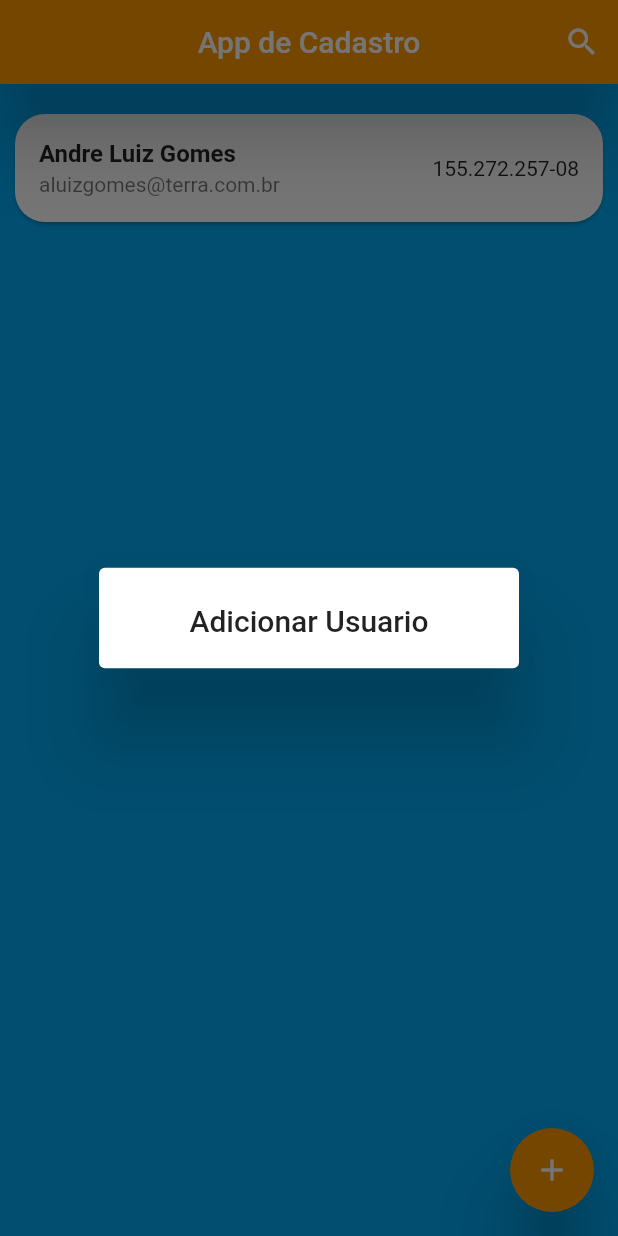
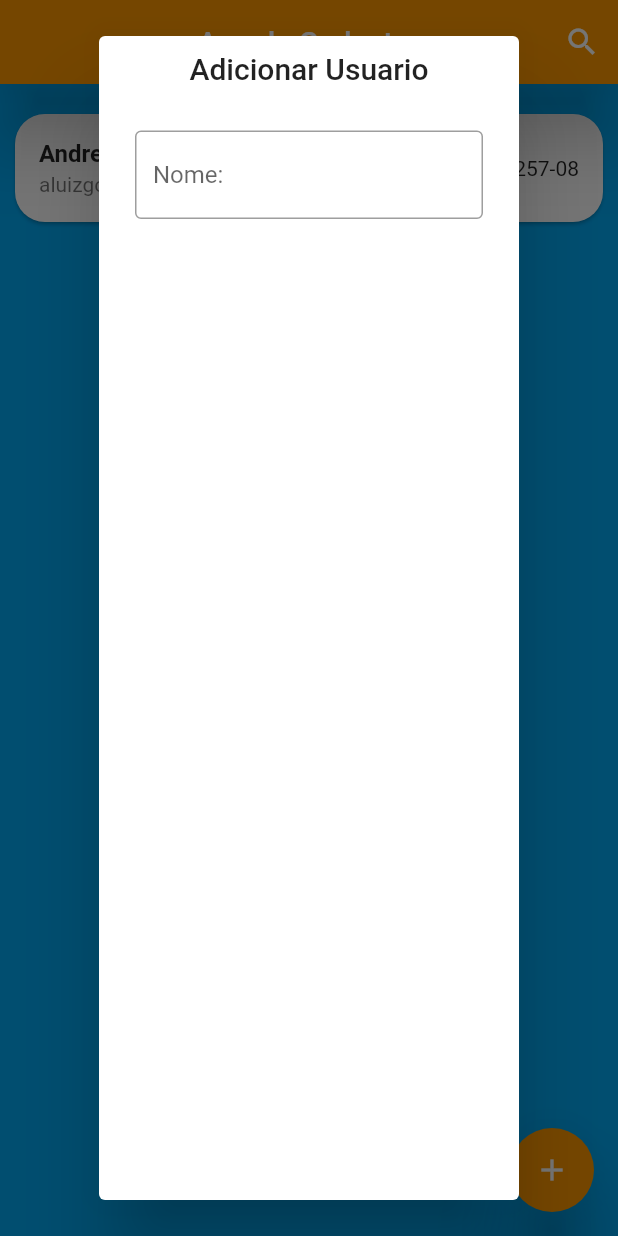
Before and after one commit to ALuizGomes/pm1_sala_flutter, a Flutter app: the screen it shows after launch, after a tap on the "add" icon, on a phone screen of 412 x 824 dp. Run offline on Flutter 3.47's test engine with Material 2 defaults, Android fonts, the phone set to English and light mode, and no system bars.

Commit message:
Update popUpScreen.dart

```diff
--- a/lib/Content/popUpScreen.dart
+++ b/lib/Content/popUpScreen.dart
@@ -1,4 +1,5 @@
 import 'package:flutter/material.dart';
+import 'package:flutter/services.dart';
 
 class PopUpScreen extends StatefulWidget {
   const PopUpScreen({ Key? key }) : super(key: key);
@@ -11,10 +12,23 @@ class _PopUpScreenState extends State<PopUpScreen> {
   @override
   Widget build(BuildContext context) {
     return AlertDialog(
+      content: Column(
+        children: const [
+          TextField(
+            decoration: InputDecoration(
+              hintText: 'Nome:',
+              border: OutlineInputBorder()
+            ),
+          )
+        ],
+      ),
       title: Center(
-        child: Text('Adicionar Usuario')
+        child: SizedBox(
+          child: Text('Adicionar Usuario')
+          )
         ),
-      // titlePadding: EdgeInsets.all(10),
+      titlePadding: EdgeInsets.all(10),
+      // titleTextStyle: TextStyle(),
     );
   }
 }
```
